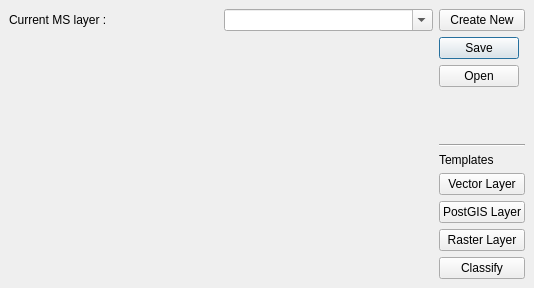
The window that mapfile_tools/ui_dock_editor.ui (maduhu/qgis-mapfile-tools) describes before a commit, drawn with Qt 5.
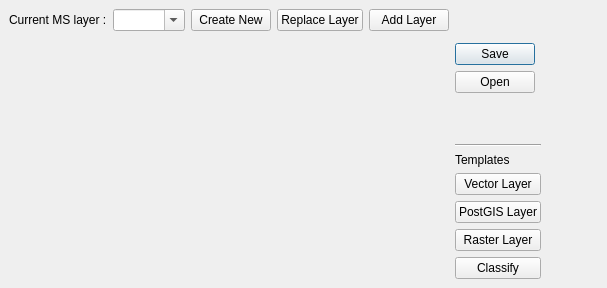
The same window after the commit.

Commit message: Add layer add buttons

Diff of the .ui file:
```diff
--- a/mapfile_tools/ui_dock_editor.ui
+++ b/mapfile_tools/ui_dock_editor.ui
@@ -6,7 +6,7 @@
    <rect>
     <x>0</x>
     <y>0</y>
-    <width>534</width>
+    <width>607</width>
     <height>288</height>
    </rect>
   </property>
@@ -15,10 +15,10 @@
   </property>
   <widget class="QWidget" name="DockEditorContent">
    <layout class="QGridLayout" name="gridLayout">
-    <item row="1" column="0" rowspan="7" colspan="2">
+    <item row="1" column="0" rowspan="8" colspan="5">
      <widget class="QWidget" name="widget" native="true"/>
     </item>
-    <item row="1" column="2">
+    <item row="2" column="5" colspan="2">
      <widget class="QDialogButtonBox" name="fileBox">
       <property name="orientation">
        <enum>Qt::Vertical</enum>
@@ -28,42 +28,42 @@
       </property>
      </widget>
     </item>
-    <item row="2" column="2">
+    <item row="3" column="5">
      <widget class="Line" name="line_2">
       <property name="orientation">
        <enum>Qt::Horizontal</enum>
       </property>
      </widget>
     </item>
-    <item row="3" column="2">
+    <item row="4" column="5">
      <widget class="QLabel" name="label">
       <property name="text">
        <string>Templates</string>
       </property>
      </widget>
     </item>
-    <item row="4" column="2">
+    <item row="5" column="5">
      <widget class="QPushButton" name="template1">
       <property name="text">
        <string>Vector Layer</string>
       </property>
      </widget>
     </item>
-    <item row="5" column="2">
+    <item row="6" column="5">
      <widget class="QPushButton" name="template2">
       <property name="text">
        <string>PostGIS Layer</string>
       </property>
      </widget>
     </item>
-    <item row="6" column="2">
+    <item row="7" column="5">
      <widget class="QPushButton" name="template3">
       <property name="text">
        <string>Raster Layer</string>
       </property>
      </widget>
     </item>
-    <item row="7" column="2">
+    <item row="8" column="5">
      <widget class="QPushButton" name="template4">
       <property name="text">
        <string>Classify</string>
@@ -87,6 +87,13 @@
       </property>
      </widget>
     </item>
+    <item row="0" column="4">
+     <widget class="QPushButton" name="addLayerButton">
+      <property name="text">
+       <string>Add Layer</string>
+      </property>
+     </widget>
+    </item>
     <item row="0" column="2">
      <widget class="QPushButton" name="createNewButton">
       <property name="text">
@@ -94,6 +101,13 @@
       </property>
      </widget>
     </item>
+    <item row="0" column="3">
+     <widget class="QPushButton" name="replaceLayerButton">
+      <property name="text">
+       <string>Replace Layer</string>
+      </property>
+     </widget>
+    </item>
    </layout>
   </widget>
  </widget>
```
